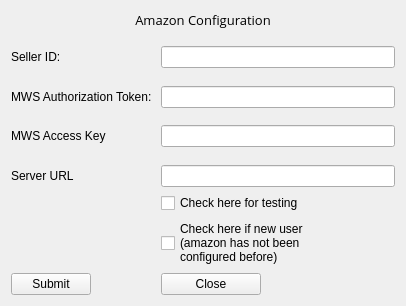
Above: foundation-database/amznmws/tables/pkguiform/AmazonConfig.ui from Ajmal001/amznmws before the change. Below: the same form after it.
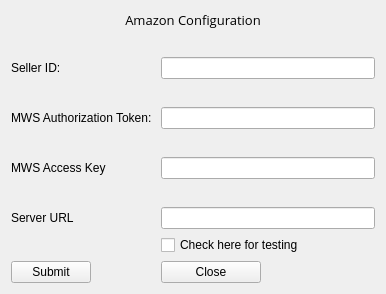
That is the form after the change. Custom widgets are drawn as their Qt base class.

```diff
--- a/foundation-database/amznmws/tables/pkguiform/AmazonConfig.ui
+++ b/foundation-database/amznmws/tables/pkguiform/AmazonConfig.ui
@@ -13,8 +13,8 @@
    <rect>
     <x>0</x>
     <y>0</y>
-    <width>406</width>
-    <height>306</height>
+    <width>386</width>
+    <height>294</height>
    </rect>
   </property>
   <property name="windowTitle">
@@ -108,43 +108,18 @@
      <item row="7" column="1">
       <widget class="QLineEdit" name="MWSAccessKeyField"/>
      </item>
-     <item row="14" column="0">
-      <widget class="QPushButton" name="SubmitButton">
-       <property name="minimumSize">
-        <size>
-         <width>75</width>
-         <height>0</height>
-        </size>
+     <item row="8" column="0">
+      <spacer name="verticalSpacer_4">
+       <property name="orientation">
+        <enum>Qt::Vertical</enum>
        </property>
-       <property name="maximumSize">
+       <property name="sizeHint" stdset="0">
         <size>
-         <width>100</width>
-         <height>100</height>
+         <width>20</width>
+         <height>10</height>
         </size>
        </property>
-       <property name="baseSize">
-        <size>
-         <width>0</width>
-         <height>0</height>
-        </size>
-       </property>
-       <property name="text">
-        <string>Submit</string>
-       </property>
-      </widget>
-     </item>
-     <item row="14" column="1">
-      <widget class="QPushButton" name="CancelButton">
-       <property name="maximumSize">
-        <size>
-         <width>100</width>
-         <height>100</height>
-        </size>
-       </property>
-       <property name="text">
-        <string>Close</string>
-       </property>
-      </widget>
+      </spacer>
      </item>
      <item row="9" column="0">
       <widget class="QLabel" name="ServerLabel">
@@ -176,12 +151,41 @@
        </property>
       </widget>
      </item>
+     <item row="13" column="0">
+      <widget class="QPushButton" name="SubmitButton">
+       <property name="minimumSize">
+        <size>
+         <width>75</width>
+         <height>0</height>
+        </size>
+       </property>
+       <property name="maximumSize">
+        <size>
+         <width>100</width>
+         <height>100</height>
+        </size>
+       </property>
+       <property name="baseSize">
+        <size>
+         <width>0</width>
+         <height>0</height>
+        </size>
+       </property>
+       <property name="text">
+        <string>Submit</string>
+       </property>
+      </widget>
+     </item>
      <item row="13" column="1">
-      <widget class="XCheckBox" name="NewUserCheckbox">
+      <widget class="QPushButton" name="CancelButton">
+       <property name="maximumSize">
+        <size>
+         <width>100</width>
+         <height>100</height>
+        </size>
+       </property>
        <property name="text">
-        <string>Check here if new user 
-(amazon has not been
-configured before)</string>
+        <string>Close</string>
        </property>
       </widget>
      </item>
```
Left out of the diff: 99 changed lines with no effect on the pictures.
